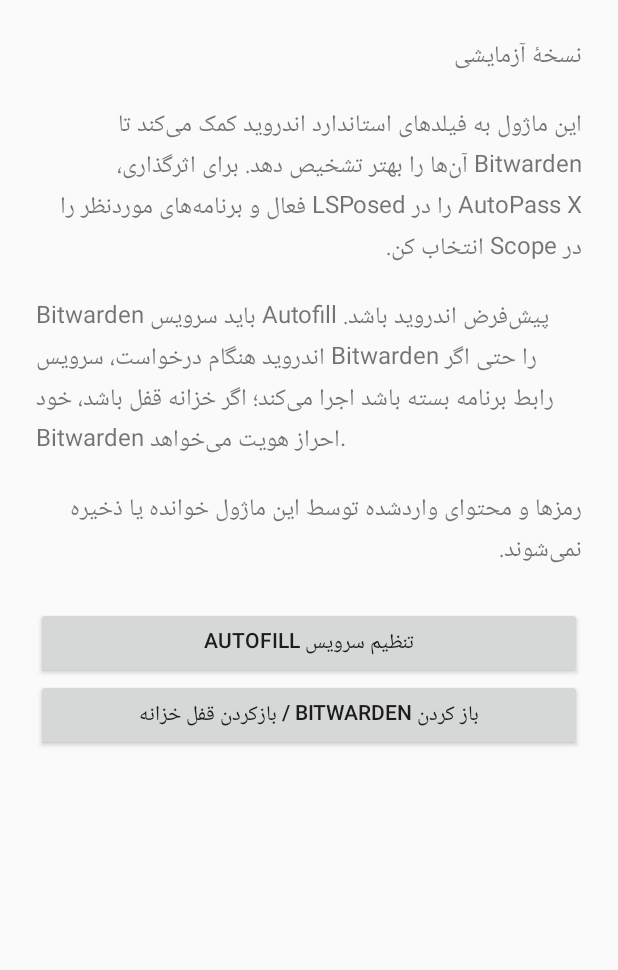
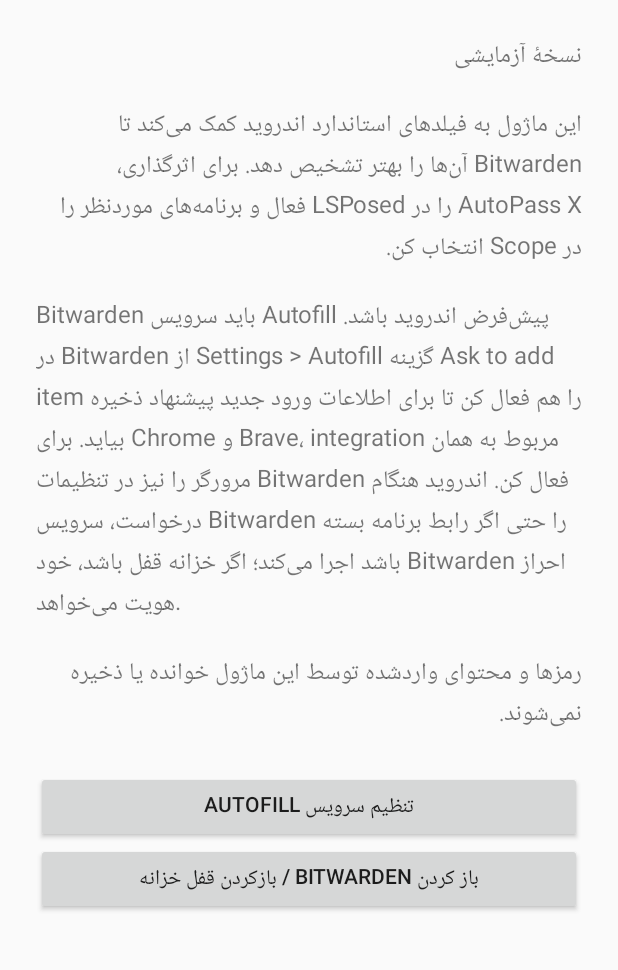
Before and after one commit to abolfazlop/ok, an Android app: the screen it shows after launch (MainActivity), on a phone screen of 412 x 824 dp, the part 99-1069 px from its top. Run offline under Robolectric (Android 15) with nearby library versions, the phone set to English and light mode, and no system bars.

Commit message:
Add Bitwarden save-prompt setup guidance

```diff
--- a/app/src/main/java/dev/autopassx/MainActivity.java
+++ b/app/src/main/java/dev/autopassx/MainActivity.java
@@ -32,7 +32,7 @@ public final class MainActivity extends Activity {
                 ViewGroup.LayoutParams.MATCH_PARENT, ViewGroup.LayoutParams.WRAP_CONTENT));
 
         TextView status = new TextView(this);
-        status.setText("نسخهٔ آزمایشی\n\nاین ماژول به فیلدهای استاندارد اندروید کمک می‌کند تا Bitwarden آن‌ها را بهتر تشخیص دهد. برای اثرگذاری، AutoPass X را در LSPosed فعال و برنامه‌های موردنظر را در Scope انتخاب کن.\n\nBitwarden باید سرویس Autofill پیش‌فرض اندروید باشد. اندروید هنگام درخواست، سرویس Bitwarden را حتی اگر رابط برنامه بسته باشد اجرا می‌کند؛ اگر خزانه قفل باشد، خود Bitwarden احراز هویت می‌خواهد.\n\nرمزها و محتوای واردشده توسط این ماژول خوانده یا ذخیره نمی‌شوند.");
+        status.setText("نسخهٔ آزمایشی\n\nاین ماژول به فیلدهای استاندارد اندروید کمک می‌کند تا Bitwarden آن‌ها را بهتر تشخیص دهد. برای اثرگذاری، AutoPass X را در LSPosed فعال و برنامه‌های موردنظر را در Scope انتخاب کن.\n\nBitwarden باید سرویس Autofill پیش‌فرض اندروید باشد. در Bitwarden از Settings > Autofill گزینه Ask to add item را هم فعال کن تا برای اطلاعات ورود جدید پیشنهاد ذخیره بیاید. برای Chrome و Brave، integration مربوط به همان مرورگر را نیز در تنظیمات Bitwarden فعال کن. اندروید هنگام درخواست، سرویس Bitwarden را حتی اگر رابط برنامه بسته باشد اجرا می‌کند؛ اگر خزانه قفل باشد، خود Bitwarden احراز هویت می‌خواهد.\n\nرمزها و محتوای واردشده توسط این ماژول خوانده یا ذخیره نمی‌شوند.");
         status.setTextSize(16);
         status.setPadding(0, dp(24), 0, dp(24));
         root.addView(status, new LinearLayout.LayoutParams(
```
